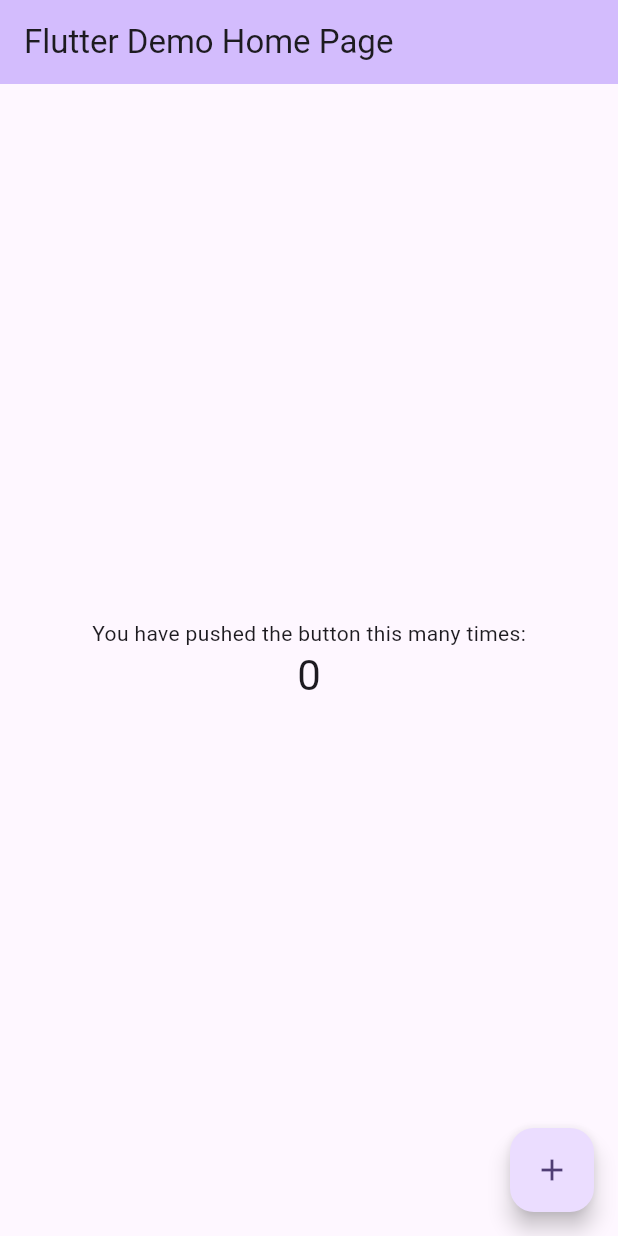
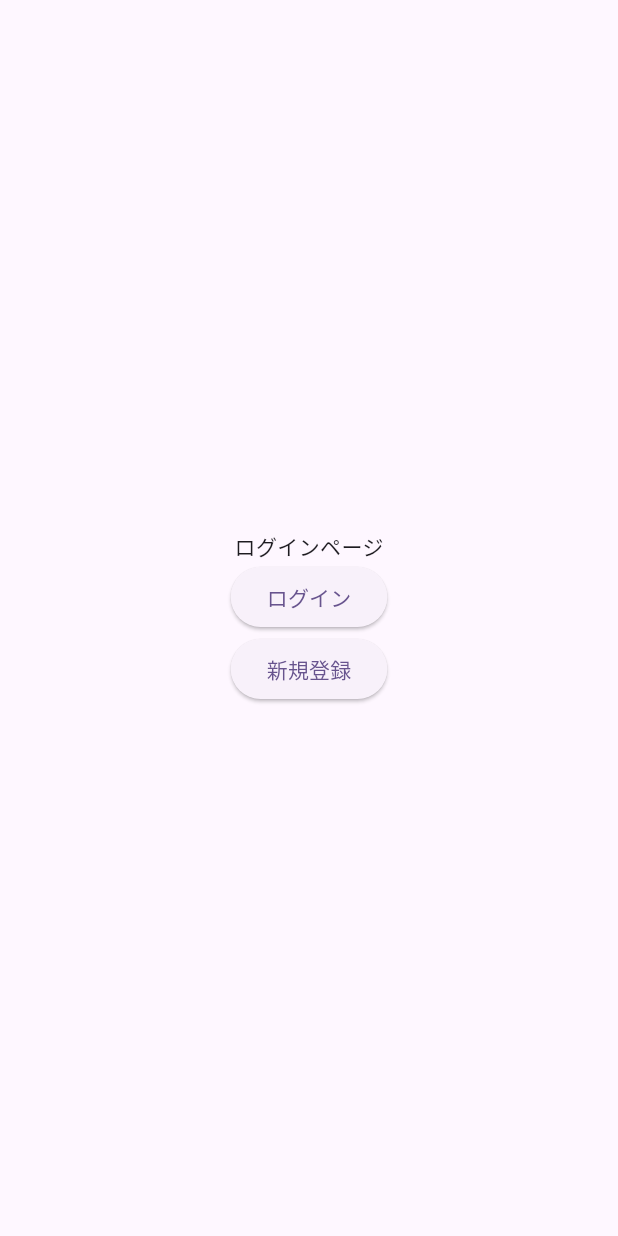
Before and after one commit to yuuya-1205/kurumo_app, a Flutter app: the screen it shows after launch, on a phone screen of 412 x 824 dp. Run offline on Flutter 3.47's test engine with Material 2 defaults, Android fonts, the phone set to English and light mode, and no system bars; our stand-ins replace firebase_core; accounts and stored records are empty.

Commit message:
画面遷移の追加

```diff
--- /dev/null
+++ b/lib/app.dart
@@ -0,0 +1,19 @@
+import 'package:flutter/material.dart';
+import 'package:kurumo_app/views/login_page.dart';
+
+class App extends StatelessWidget {
+  const App({super.key});
+
+  // This widget is the root of your application.
+  @override
+  Widget build(BuildContext context) {
+    return MaterialApp(
+      title: 'Flutter Demo',
+      theme: ThemeData(
+        colorScheme: ColorScheme.fromSeed(seedColor: Colors.deepPurple),
+        useMaterial3: true,
+      ),
+      home: LoginPage(),
+    );
+  }
+}
--- a/lib/main.dart
+++ b/lib/main.dart
@@ -1,70 +1,6 @@
 import 'package:flutter/material.dart';
+import 'app.dart';
 
 void main() {
-  runApp(const MyApp());
+  runApp(const App());
 }
-
-class MyApp extends StatelessWidget {
-  const MyApp({super.key});
-
-  // This widget is the root of your application.
-  @override
-  Widget build(BuildContext context) {
-    return MaterialApp(
-      title: 'Flutter Demo',
-      theme: ThemeData(
-        colorScheme: ColorScheme.fromSeed(seedColor: Colors.deepPurple),
-        useMaterial3: true,
-      ),
-      home: const MyHomePage(title: 'Flutter Demo Home Page'),
-    );
-  }
-}
-
-class MyHomePage extends StatefulWidget {
-  const MyHomePage({super.key, required this.title});
-
-  final String title;
-
-  @override
-  State<MyHomePage> createState() => _MyHomePageState();
-}
-
-class _MyHomePageState extends State<MyHomePage> {
-  int _counter = 0;
-
-  void _incrementCounter() {
-    setState(() {
-      _counter++;
-    });
-  }
-
-  @override
-  Widget build(BuildContext context) {
-    return Scaffold(
-      appBar: AppBar(
-        backgroundColor: Theme.of(context).colorScheme.inversePrimary,
-        title: Text(widget.title),
-      ),
-      body: Center(
-        child: Column(
-          mainAxisAlignment: MainAxisAlignment.center,
-          children: <Widget>[
-            const Text(
-              'You have pushed the button this many times:',
-            ),
-            Text(
-              '$_counter',
-              style: Theme.of(context).textTheme.headlineMedium,
-            ),
-          ],
-        ),
-      ),
-      floatingActionButton: FloatingActionButton(
-        onPressed: _incrementCounter,
-        tooltip: 'Increment',
-        child: const Icon(Icons.add),
-      ),
-    );
-  }
-}
--- /dev/null
+++ b/lib/views/login_page.dart
@@ -0,0 +1,43 @@
+import 'package:flutter/material.dart';
+import 'package:kurumo_app/views/sign_up_page.dart';
+
+import 'home_page.dart';
+
+class LoginPage extends StatelessWidget {
+  const LoginPage({super.key});
+
+  static Route<void> route() {
+    return MaterialPageRoute(
+      settings: const RouteSettings(
+        name: '/login',
+      ),
+      builder: (_) => const LoginPage(),
+    );
+  }
+
+  @override
+  Widget build(BuildContext context) {
+    return Scaffold(
+      body: Center(
+        child: Column(
+          mainAxisAlignment: MainAxisAlignment.center,
+          children: [
+            const Text('ログインページ'),
+            ElevatedButton(
+              onPressed: () {
+                Navigator.push(context, HomePage.route());
+              },
+              child: const Text('ログイン'),
+            ),
+            ElevatedButton(
+              onPressed: () {
+                Navigator.push(context, SignUpPage.route());
+              },
+              child: const Text('新規登録'),
+            ),
+          ],
+        ),
+      ),
+    );
+  }
+}
```
Also changed, not shown: lib/views/calendar_page.dart (added, +24 -0 lines), lib/views/history_page.dart (added, +28 -0 lines), lib/views/home_page.dart (added, +75 -0 lines), lib/views/kari_yoyaku_page.dart (added, +24 -0 lines), lib/views/reserv_list_page.dart (added, +24 -0 lines), lib/views/reserv_page.dart (added, +70 -0 lines), lib/views/settings_page.dart (added, +28 -0 lines), lib/views/sign_up_page.dart (added, +29 -0 lines), lib/views/vendor_list_page.dart (added, +28 -0 lines), 1 other file.
